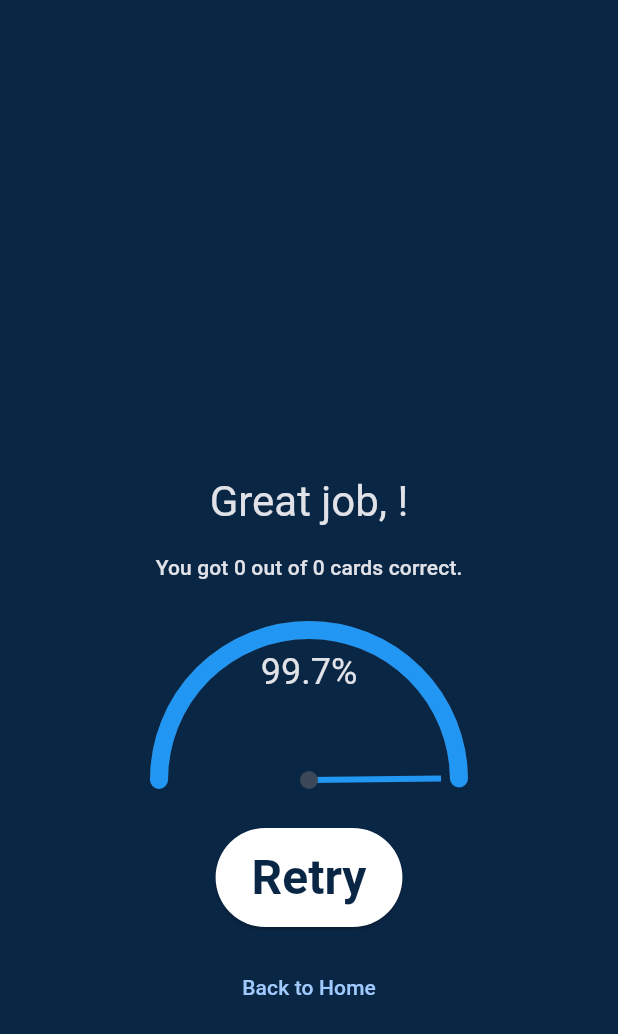
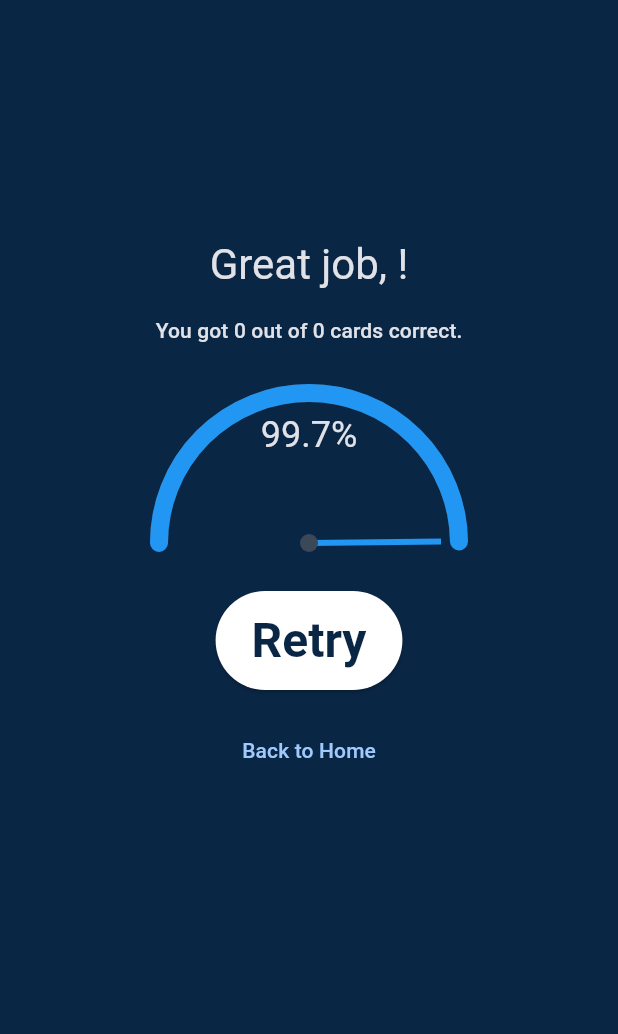
Before and after one commit to MisterSawyer/matura-pro-ai, a Flutter app: the FlashcardResultPage screen opened directly with empty values, on a phone screen of 412 x 824 dp. Shown: the top 1034 px of the screen. Run offline on Flutter 3.47's test engine with Material 3 defaults, Android fonts, the light colour scheme and no system bars; our stand-ins replace flutter_login; accounts and stored records are empty.

Commit message:
small screen fixes

```diff
--- a/matura_pro_ai/lib/views/flashcards/flashcard_result_page.dart
+++ b/matura_pro_ai/lib/views/flashcards/flashcard_result_page.dart
@@ -5,6 +5,8 @@ import '../../core/constants.dart';
 import '../../models/account.dart';
 import '../../routes/app_routes.dart';
 import '../../widgets/speedometer_gauge.dart';
+
+import '../../widgets/scrollable_layout.dart';
 
 import '../../controllers/flashcard_controller.dart';
 
@@ -26,27 +28,34 @@ class FlashcardResultPage extends StatelessWidget {
     final percent = (controller.correctAnswers / controller.totalCards * 100);
 
     return Scaffold(
-      appBar: AppBar(),
-      body: Padding(
-        padding: const EdgeInsets.all(ThemeDefaults.padding),
-        child: Center(
-          child: Column(
-            mainAxisAlignment: MainAxisAlignment.center,
+        appBar: AppBar(automaticallyImplyLeading: false),
+        body: ScrollableLayout(
+          maxWidth: 400,
           children: [
-              Center(child : Text(controller.deck.name, style : theme.textTheme.titleLarge)),
-              const SizedBox(height: 64),
-              Text("Great job, ${account.name}!",
+            Center(
+                child: Text(controller.deck.name,
+                    style: theme.textTheme.titleLarge,
+                    textAlign: TextAlign.center)),
+            const SizedBox(height: 32),
+            Center(
+              child: Text("Great job, ${account.name}!",
                   style: theme.textTheme.headlineMedium),
+            ),
             const SizedBox(height: ThemeDefaults.padding),
-              Text(
+            Center(
+              child: Text(
                   "You got ${controller.correctAnswers} out of ${controller.totalCards} cards correct.",
                   style: theme.textTheme.titleSmall),
+            ),
             const SizedBox(height: 32),
-              SpeedometerGauge(
+            Center(
+              child: SpeedometerGauge(
                 value: percent,
               ),
+            ),
             const SizedBox(height: 32),
-              ElevatedButton(
+            Center(
+              child: ElevatedButton(
                 child: const Text('Retry'),
                 onPressed: () {
                   Navigator.pushReplacement(
@@ -60,8 +69,10 @@ class FlashcardResultPage extends StatelessWidget {
                   );
                 },
               ),
+            ),
             const SizedBox(height: ThemeDefaults.padding),
-              TextButton(
+            Center(
+              child: TextButton(
                 child: const Text(AppStrings.backHome),
                 onPressed: () {
                   Navigator.pushNamedAndRemoveUntil(
@@ -72,10 +83,8 @@ class FlashcardResultPage extends StatelessWidget {
                   );
                 },
               ),
+            ),
           ],
-          ),
-        ),
-      ),
-    );
+        ));
   }
 }
--- /dev/null
+++ b/matura_pro_ai/lib/widgets/scrollable_layout.dart
@@ -0,0 +1,32 @@
+import 'package:flutter/material.dart';
+import '../../core/theme_defaults.dart';
+
+import '../../widgets/no_scrollbar.dart';
+
+class ScrollableLayout extends StatelessWidget {
+  final double maxWidth;
+  final List<Widget> children;
+  const ScrollableLayout(
+      {super.key, required this.maxWidth, required this.children});
+
+  @override
+  Widget build(BuildContext context) {
+    return ScrollConfiguration(
+      behavior: NoScrollbarBehavior(),
+      child: SingleChildScrollView(
+        child: Padding(
+          padding: const EdgeInsets.all(ThemeDefaults.padding),
+          child: Center(
+            child: ConstrainedBox(
+              constraints: BoxConstraints(maxWidth: maxWidth),
+              child: Column(
+                crossAxisAlignment: CrossAxisAlignment.start,
+                children: children,
+              ),
+            ),
+          ),
+        ),
+      ),
+    );
+  }
+}
```
Also changed, not shown: matura_pro_ai/lib/views/account/account_page.dart (+11 -18 lines), matura_pro_ai/lib/views/flashcards/flashcard_category_selection_page.dart (+16 -26 lines), matura_pro_ai/lib/views/flashcards/flashcard_deck_page.dart (+9 -4 lines), matura_pro_ai/lib/views/placement_test/placement_test_part_result_page.dart (+16 -19 lines), matura_pro_ai/lib/views/settings/settings_page.dart (+14 -17 lines), matura_pro_ai/lib/views/stats/user_statistics_page.dart (+10 -20 lines), matura_pro_ai/lib/widgets/flashcard_view.dart (+9 -16 lines). Lines whose indentation alone changed are shown as unchanged.
